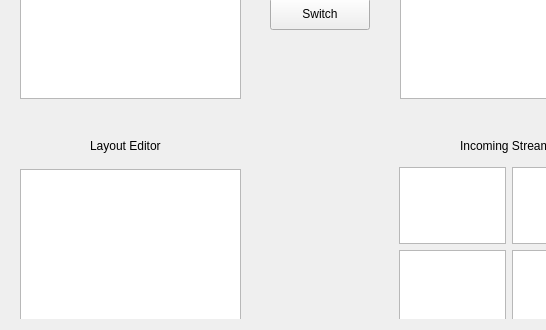
Old version of the form mainwindow.ui in the repository AJJ-Senior-Project/SeniorProject; both pictures show x 0 to 546 and y 152 to 482 of the 646 by 482 pixel window.
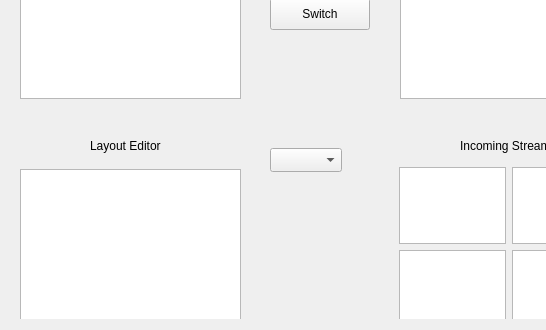
New version of the form. The open tabs and pages were chosen to show the change.

Diff of the .ui file:
```diff
--- a/mainwindow.ui
+++ b/mainwindow.ui
@@ -273,6 +273,16 @@
       <string>Layout Editor</string>
      </property>
     </widget>
+    <widget class="QComboBox" name="sourceComboBox">
+     <property name="geometry">
+      <rect>
+       <x>260</x>
+       <y>290</y>
+       <width>72</width>
+       <height>24</height>
+      </rect>
+     </property>
+    </widget>
    </widget>
   </widget>
  </widget>
```
Left out of the diff: 2 changed lines with no effect on the pictures.
